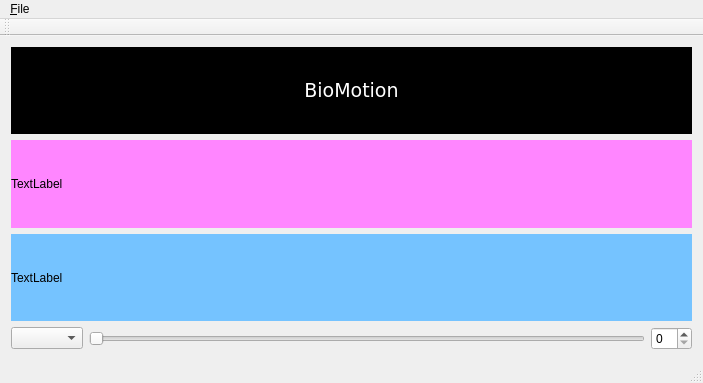
Qt form mainwindow.ui (jonperdomo/polytracker) before a commit.
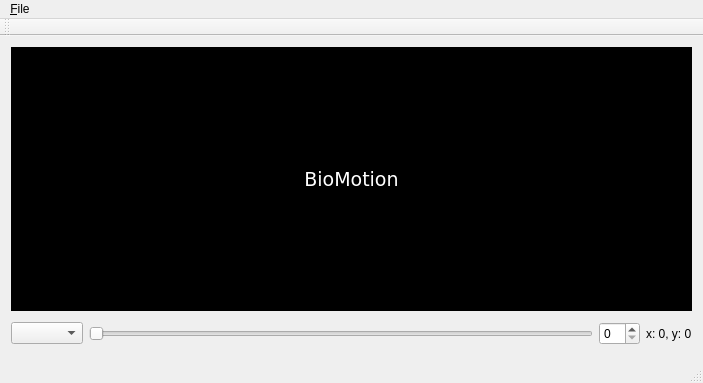
The same form after that commit. Custom widgets are drawn as their Qt base class.

Commit message: Added pixel position tracking.

The edit to the form file:
```diff
--- a/mainwindow.ui
+++ b/mainwindow.ui
@@ -16,11 +16,11 @@
   <widget class="QWidget" name="centralWidget">
    <layout class="QHBoxLayout" name="horizontalLayout" stretch="0">
     <item>
-     <layout class="QVBoxLayout" name="mainLayout">
+     <layout class="QVBoxLayout" name="mainLayout" stretch="8,1">
       <item>
        <layout class="QVBoxLayout" name="frameLayout">
         <item>
-         <widget class="QLabel" name="frameLabel">
+         <widget class="FrameDisplay" name="frameDisplay">
           <property name="minimumSize">
            <size>
             <width>1</width>
@@ -463,26 +463,6 @@
         </item>
        </layout>
       </item>
-      <item>
-       <widget class="FrameDisplay" name="frameDisplay">
-        <property name="styleSheet">
-         <string notr="true">background-color: rgb(255, 134, 255);</string>
-        </property>
-        <property name="text">
-         <string>TextLabel</string>
-        </property>
-       </widget>
-      </item>
-      <item>
-       <widget class="QLabel" name="mousePositionLabel">
-        <property name="styleSheet">
-         <string notr="true">background-color: rgb(117, 195, 255);</string>
-        </property>
-        <property name="text">
-         <string>TextLabel</string>
-        </property>
-       </widget>
-      </item>
       <item>
        <layout class="QHBoxLayout" name="controlLayout">
         <item>
@@ -498,6 +478,16 @@
         <item>
          <widget class="QSpinBox" name="frameSpinBox"/>
         </item>
+        <item>
+         <widget class="QLabel" name="mousePositionLabel">
+          <property name="styleSheet">
+           <string notr="true"/>
+          </property>
+          <property name="text">
+           <string>x: 0, y: 0</string>
+          </property>
+         </widget>
+        </item>
        </layout>
       </item>
      </layout>
```
The commit also changes 3 other files.
